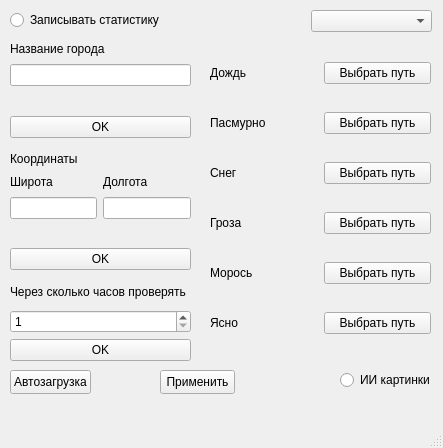
Above: mainWindow.ui from MrDlop/Wall before the change. Below: the same form after it.
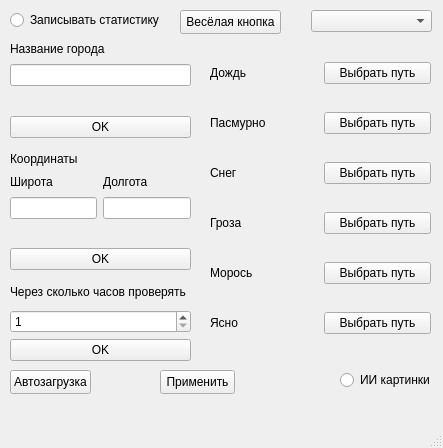
That is the form after the change.

Diff of the .ui file:
```diff
--- a/mainWindow.ui
+++ b/mainWindow.ui
@@ -294,6 +294,19 @@
      <string>Записывать статистику</string>
     </property>
    </widget>
+   <widget class="QPushButton" name="funbut">
+    <property name="geometry">
+     <rect>
+      <x>180</x>
+      <y>10</y>
+      <width>101</width>
+      <height>24</height>
+     </rect>
+    </property>
+    <property name="text">
+     <string>Весёлая кнопка</string>
+    </property>
+   </widget>
   </widget>
   <widget class="QMenuBar" name="menubar">
    <property name="geometry">
```
